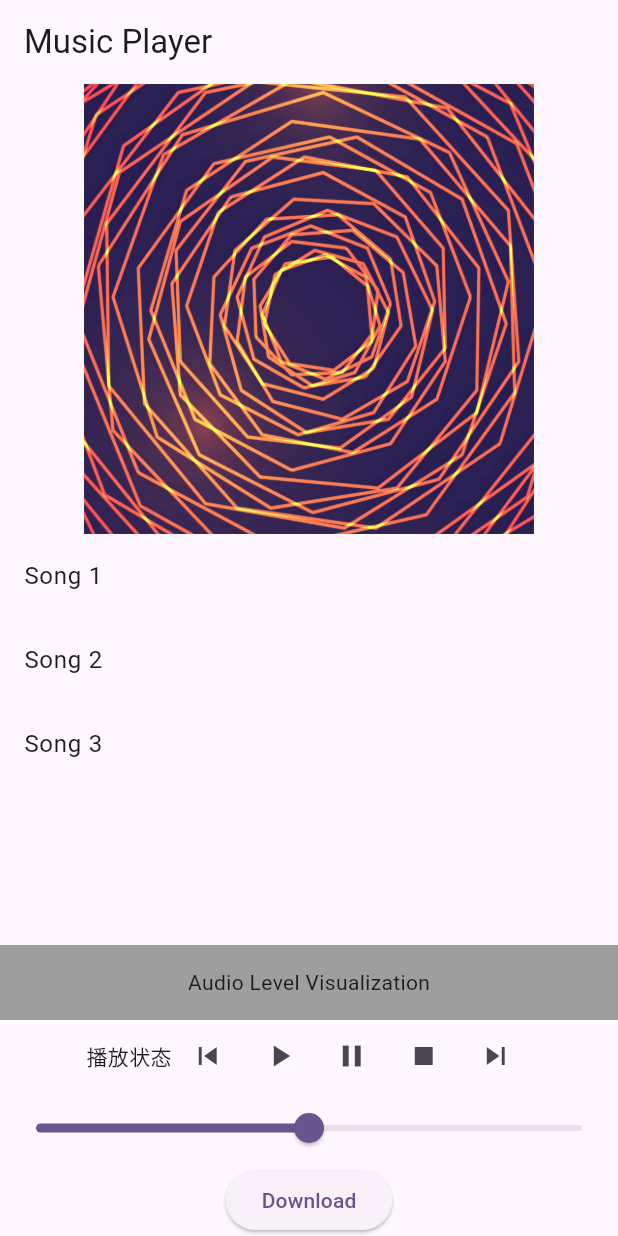
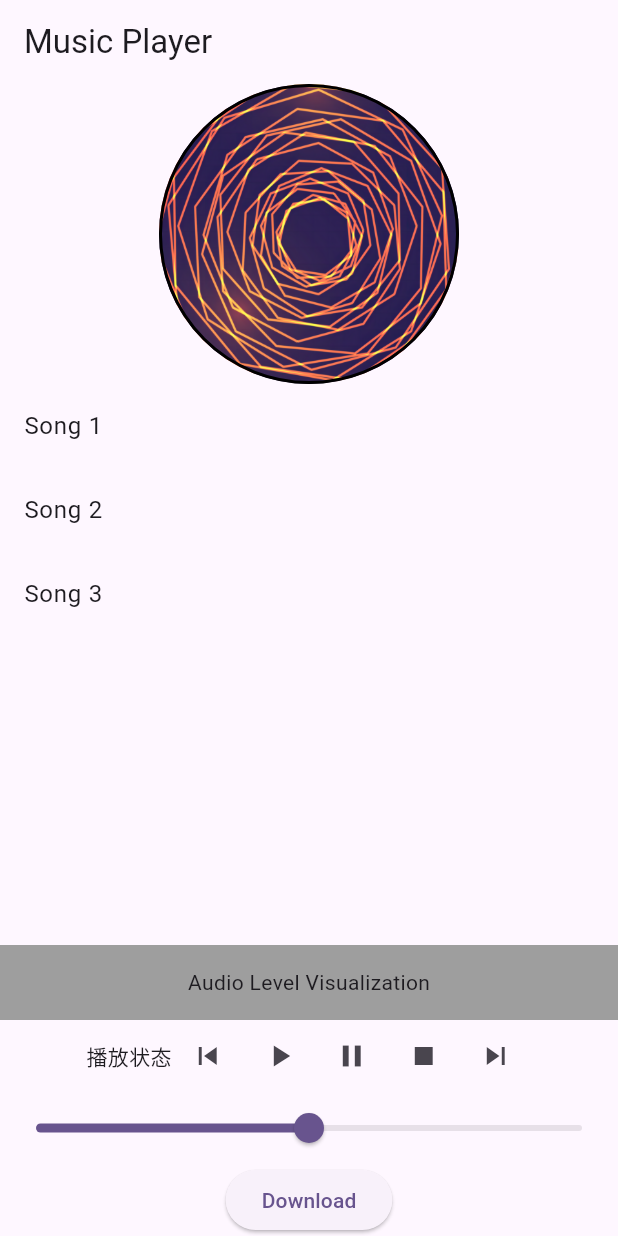
Before and after one commit to CodingManager/play_audio, a Flutter app: the screen it shows after launch, after a tap on the "play arrow" icon, on a phone screen of 412 x 824 dp. Run offline on Flutter 3.47's test engine with Material 2 defaults, Android fonts, the phone set to English and light mode, and no system bars; our stand-ins replace audioplayers.

Commit message:
添加动画效果

```diff
--- a/lib/AudioPlayerWidget.dart
+++ b/lib/AudioPlayerWidget.dart
@@ -1,3 +1,4 @@
+import 'package:audioplayers/audioplayers.dart';
 import 'package:flutter/material.dart';
 import 'package:play_audio/core/models/SLAudioModel.dart';
 import 'package:play_audio/core/utils/Logger.dart';
@@ -12,16 +13,38 @@ class AudioPlayerWidget extends StatefulWidget{
   State createState() => _AudioPlayerWidgetState();
 }
 
-class _AudioPlayerWidgetState extends State<AudioPlayerWidget>{
+class _AudioPlayerWidgetState extends State<AudioPlayerWidget> with TickerProviderStateMixin {
+
+  // 播放动画控制器
+  late final AnimationController _animationController;
+
+  /// 线性动画
+  late final Animation<double> _linearAnimation;
+
+  @override
+  void initState() {
+    // TODO: implement initState
+    super.initState();
+    // 创建动画控制器
+    _animationController = AnimationController(
+      duration: const Duration(seconds: 3),
+      vsync: this,
+    );
+    //
+    // // 创建线性动画
+    _linearAnimation = Tween<double>(begin: 0, end: 1).animate(_animationController);
+  }
 
   // 创建一些假数据，用于测试。
   final List<SlAudioModel> audioGroup = [
-    SlAudioModel(title: "Song 1", playUrl: "https://cloud.seatable.cn/seafhttp/files/86678244-f503-4671-a832-e50a18eff923/Emily%20Hearn%20-%20I%E2%80%99m%20Fine.mp3"),
-    SlAudioModel(title: "Song 2", playUrl: "https://lh-sycdn.kuwo.cn/93d630e1d006d068cdf515477a4b944c/64e8a8dd/resource/n1/24/83/805920657.mp3"),
-    SlAudioModel(title: "Song 3", playUrl: "https://lk-sycdn.kuwo.cn/61fcce8dacf3e5f1354249137232cdbf/64e8a82e/resource/n2/7/64/655420780.mp3"),
-    SlAudioModel(title: "Song 4", playUrl: "https://lk-sycdn.kuwo.cn/2b0924b01b36bd2a372c9ddd72c5aeae/64e8a843/resource/n3/36/48/4080861161.mp3"),
-    SlAudioModel(title: "Song 5", playUrl: "https://lj-sycdn.kuwo.cn/920b2a6eceb78094829cc23cd2c405a8/64e8a8a8/resource/n1/95/57/3577134560.mp3"),
-  ];
+    SlAudioModel(title: "Song 1", playUrl: "https://cb-sycdn.kuwo.cn/c71e318e21669f4032a6f992bc33bf8e/64ec6d77/resource/n3/4/5/531980630.mp3"),
+    SlAudioModel(title: "Song 2", playUrl: "http://172.16.27.134:8000/static/audio/1b88ce75-1735-42a3-9507-2e696d86b2a0.mp3"),
+    SlAudioModel(title: "Song 3", playUrl: "http://172.16.27.134:8000/static/audio/1d83e3f9-bd2d-4962-8286-96cfaa0933b3.mp3"),
+    SlAudioModel(title: "Song 4", playUrl: "http://172.16.27.134:8000/static/audio/2e358d5c-59ce-4a31-9bad-6cf7716cea38.flac"),
+    SlAudioModel(title: "Song 5", playUrl: "http://172.16.27.134:8000/static/audio/4fe53f09-e31a-43ca-8134-60807c5045b1.mp3"),
+    SlAudioModel(title: "Song 6", playUrl: "http://172.16.27.134:8000/static/audio/4bcafb48-65e3-4537-941f-faae89434372.mp3"),
+
+   ];
 
   @override
   Widget build(BuildContext context) {
@@ -32,13 +55,18 @@ class _AudioPlayerWidgetState extends State<AudioPlayerWidget>{
       appBar: AppBar(title: Text('Music Player')),
       body: Column(
         children: [
-          // 音乐封面图片显示
-          Container(
-            width: 300,
-            height: 300,
-            child: Image.asset('assets/audio/images/play_controll_default_cover_01.png',fit: BoxFit.fill),
+          RotationTransition(
+            turns: _linearAnimation,
+            child: Container(
+              width: 200,
+              height: 200,
+              decoration: BoxDecoration(
+                shape: BoxShape.circle,
+                border: Border.all(width: 2),
+                image: DecorationImage(image: AssetImage('assets/audio/images/play_controll_default_cover_01.png'), fit: BoxFit.fill),
+              ),
+            ),
           ),
-
           // 播放列表
           Expanded(child: _PlaylistWidget()),
 
@@ -50,7 +78,25 @@ class _AudioPlayerWidgetState extends State<AudioPlayerWidget>{
             mainAxisAlignment: MainAxisAlignment.center,
             children: [
               Consumer<PlaybackController>(builder: (context, PlaybackController playbackController, child) {
-                Logger.debug(playbackController.playerState);
+
+                switch (playbackController.playerState) {
+                  case PlayerState.playing:
+                    // 播放动画
+                    _animationController.repeat();
+                    break;
+                  case PlayerState.paused:
+                    _animationController.stop();
+                    break;
+                  case PlayerState.stopped:
+                    _animationController.stop();
+                    break;
+                  case PlayerState.completed:
+                    break;
+                  case PlayerState.disposed:
+                    break;
+                    // TODO: Handle this case.
+                }
+
                 return Text("播放状态");
               }),
 
--- a/lib/core/services/PlaybackController.dart
+++ b/lib/core/services/PlaybackController.dart
@@ -1,3 +1,5 @@
+import 'dart:async';
+
 import 'package:audioplayers/audioplayers.dart';
 import 'package:flutter/src/foundation/change_notifier.dart';
 import 'package:play_audio/core/models/SLAudioModel.dart';
@@ -31,7 +33,7 @@ class PlaybackController with ChangeNotifier {
       _audioPlayer.setVolume(playVolume);
 
       // 监听播放进度
-      _audioPlayer.onPositionChanged.listen((event) {
+      _audioPlayer.onPositionChanged.listen((event) async {
         Logger.debug("onPositionChanged : $event");
       });
 
@@ -39,23 +41,23 @@ class PlaybackController with ChangeNotifier {
       _audioPlayer.onPlayerStateChanged.listen((PlayerState state) {
         playerState = state;
         Logger.debug("播放器状态: $state");
-        switch (state){
-          case PlayerState.playing:
-            Logger.debug("播放");
-            break;
-          case PlayerState.paused:
-            Logger.debug("暂停播放");
-            break;
-          case PlayerState.stopped:
-            Logger.debug("停止播放");
-            break;
-          case PlayerState.completed:
-            Logger.debug("播放结束");
-            break;
-          case PlayerState.disposed:
-            Logger.debug("播放销毁");
-            break;
-        }
+        // switch (state){
+        //   case PlayerState.playing:
+        //     Logger.debug("播放");
+        //     break;
+        //   case PlayerState.paused:
+        //     Logger.debug("暂停播放");
+        //     break;
+        //   case PlayerState.stopped:
+        //     Logger.debug("停止播放");
+        //     break;
+        //   case PlayerState.completed:
+        //     Logger.debug("播放结束");
+        //     break;
+        //   case PlayerState.disposed:
+        //     Logger.debug("播放销毁");
+        //     break;
+        // }
         notifyListeners();
       });
 
@@ -104,7 +106,14 @@ class PlaybackController with ChangeNotifier {
         // 播放音频
         try {
           await _audioPlayer.play(UrlSource(audioModel.playUrl!));
-        } catch(e) {
+        } on TimeoutException {
+          Logger.error("播放音频超时");
+          // 如果播放音频超时，直接设置播放状态为播放结束，这样就不会再有回调了。
+          // _audioPlayer.state = PlayerState.completed;
+          _audioPlayer.stop();
+        } on AudioPlayerException {
+          Logger.error("播放音频出现了异常");
+        } catch (e) {
           Logger.error("void startPlay()  播放音乐出现了异常：$e");
         }
       }
--- a/pubspec.yaml
+++ b/pubspec.yaml
@@ -30,7 +30,7 @@ environment:
 dependencies:
   flutter:
     sdk: flutter
-  flutter_sound: ^9.2.13
+#  flutter_sound: ^9.2.13
   audio_service: ^0.18.10
   audioplayers: ^5.1.0
   provider: ^6.0.5
```
Also changed, not shown: pubspec.lock.
